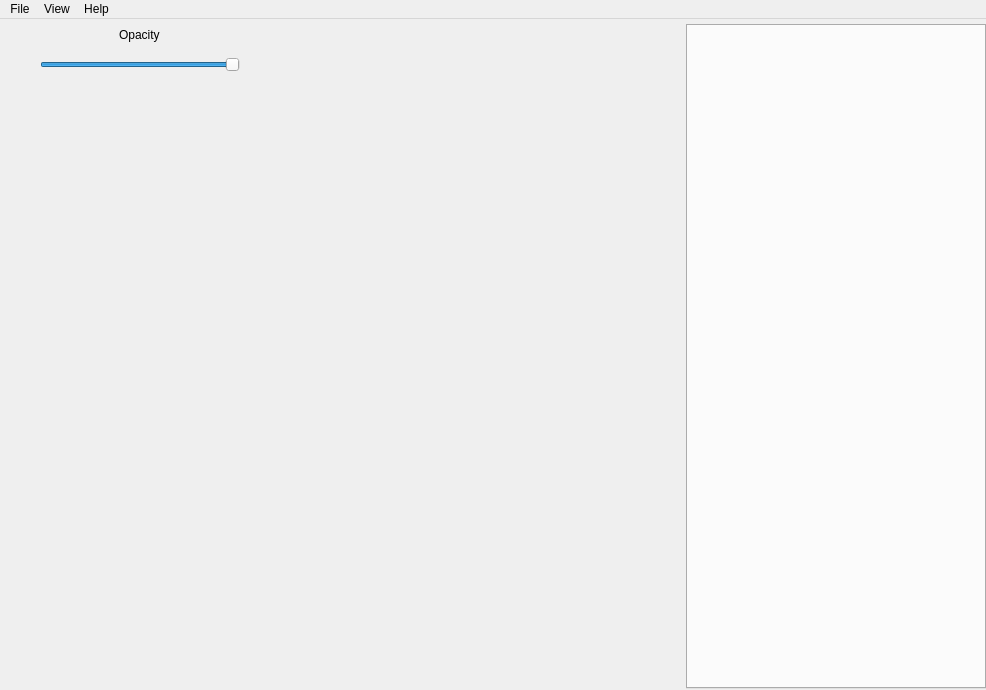
Qt form src/mainwindow.ui (dboun/MultiPatientImageProcessing) before a commit.
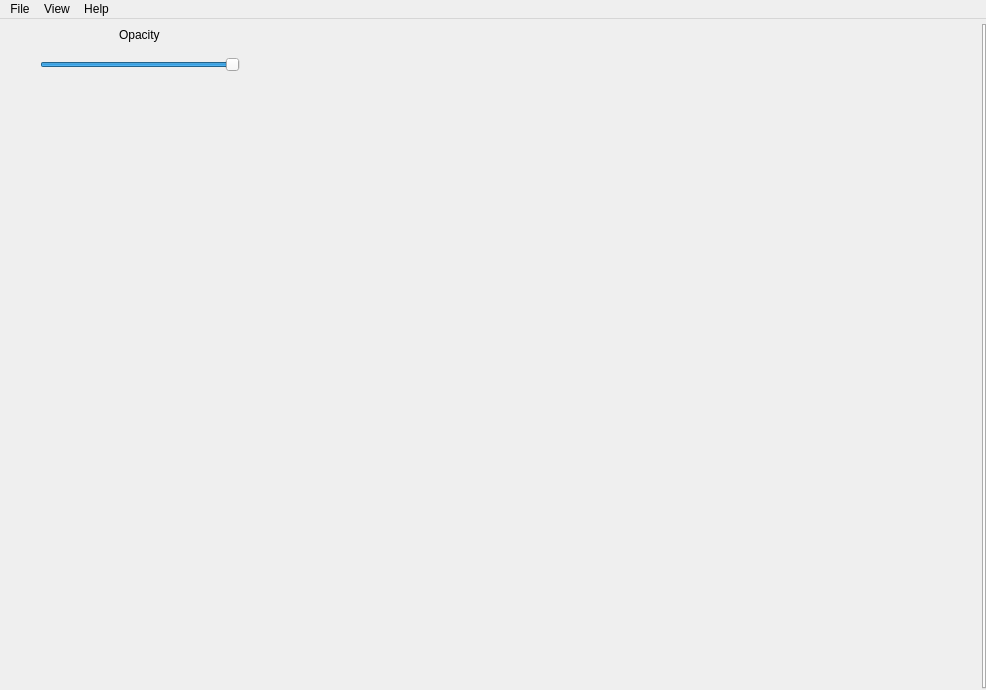
The same form after that commit.

What changed in the file:
```diff
--- a/src/mainwindow.ui
+++ b/src/mainwindow.ui
@@ -166,13 +166,13 @@
       </property>
       <property name="minimumSize">
        <size>
-        <width>300</width>
+        <width>0</width>
         <height>0</height>
        </size>
       </property>
       <property name="maximumSize">
        <size>
-        <width>300</width>
+        <width>16777215</width>
         <height>16777215</height>
        </size>
       </property>
@@ -199,7 +199,7 @@
          </property>
          <property name="minimumSize">
           <size>
-           <width>300</width>
+           <width>0</width>
            <height>0</height>
           </size>
          </property>
```
